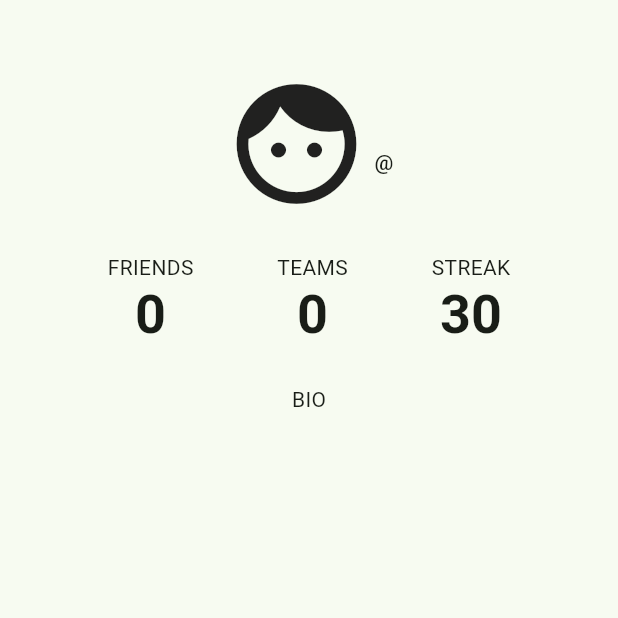
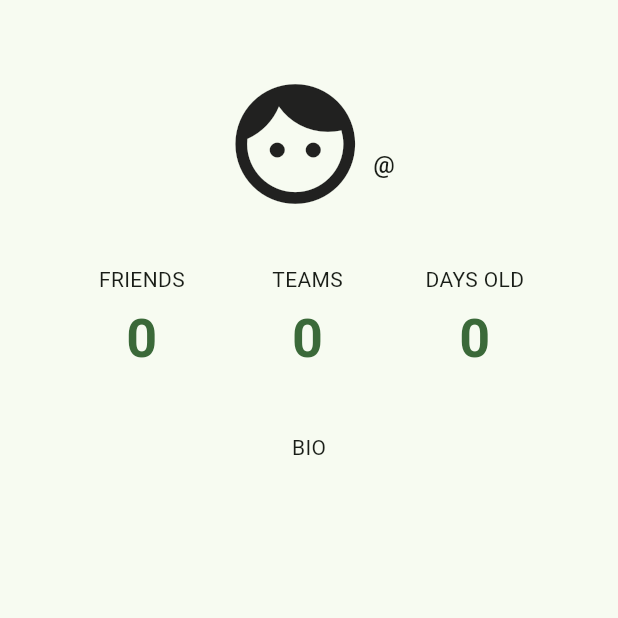
Before and after one commit to zachsg/habitus, a Flutter app: the ProfileView screen opened by its route, on a phone screen of 412 x 824 dp, the top half of it. Run offline on Flutter 3.47's test engine with Material 3 defaults, Android fonts, the phone set to English and light mode, and no system bars; our stand-ins replace flutter_riverpod, flutter_svg, freezed_annotation, go_router, riverpod_annotation, supabase_flutter; accounts and stored records are empty; generated files the repository leaves out were written again.

Commit message:
create profile for new user immediately on signup

```diff
--- a/lib/features/profile/profile_view.dart
+++ b/lib/features/profile/profile_view.dart
@@ -2,6 +2,7 @@ import 'package:flutter/material.dart';
 import 'package:flutter_riverpod/flutter_riverpod.dart';
 
 import '../../helpers/strings.dart';
+import '../../helpers/extensions.dart';
 import 'profile.dart';
 import 'widgets/xwidgets.dart';
 
@@ -48,37 +49,44 @@ class _ProfileViewState extends ConsumerState<ProfileView> {
                         profile.name,
                         style: Theme.of(context)
                             .textTheme
-                          .titleMedium
+                            .titleLarge
                             ?.copyWith(fontWeight: FontWeight.bold),
                       ),
                       Text(
                         '@${profile.handle}',
-                      style: Theme.of(context).textTheme.titleSmall,
+                        style: Theme.of(context).textTheme.titleMedium,
                       ),
                     ],
                   ),
                 ],
               ),
-            const SizedBox(height: 24),
+              const SizedBox(height: 32),
               Row(
                 mainAxisAlignment: MainAxisAlignment.spaceEvenly,
                 children: [
                   ProfileStatWidget(
                     title: friendsLabelString,
                     value: profile.friends.length.toString(),
+                    onPressed: () =>
+                        context.showSnackBar(message: friendsLabelString),
                   ),
                   ProfileStatWidget(
                     title: teamsLabelString,
                     value: profile.teams.length.toString(),
+                    onPressed: () =>
+                        context.showSnackBar(message: teamsLabelString),
                   ),
                   ProfileStatWidget(
                     title: streakLabelString,
                     // TODO: Change this to show the current streak for the user
-                  value: profile.updatedAt.minute.toString(),
+                    value:
+                        ref.read(profileProvider.notifier).daysOld().toString(),
+                    onPressed: () =>
+                        context.showSnackBar(message: streakLabelString),
                   ),
                 ],
               ),
-            const SizedBox(height: 24),
+              const SizedBox(height: 32),
               Padding(
                 padding: const EdgeInsets.symmetric(horizontal: 8.0),
                 child: Column(
@@ -87,7 +95,7 @@ class _ProfileViewState extends ConsumerState<ProfileView> {
                       bioLabelString.toUpperCase(),
                       style: Theme.of(context).textTheme.bodyMedium,
                     ),
-                  const SizedBox(height: 8),
+                    const SizedBox(height: 16),
                     Wrap(
                       children: [
                         Text(
@@ -101,7 +109,8 @@ class _ProfileViewState extends ConsumerState<ProfileView> {
               ),
             ],
           ),
-      )),
+        ),
+      ),
     );
   }
 }
--- a/lib/features/profile/widgets/profile_stat_widget.dart
+++ b/lib/features/profile/widgets/profile_stat_widget.dart
@@ -6,10 +6,12 @@ class ProfileStatWidget extends ConsumerWidget {
     super.key,
     required this.title,
     required this.value,
+    required this.onPressed,
   });
 
   final String title;
   final String value;
+  final VoidCallback onPressed;
 
   @override
   Widget build(BuildContext context, WidgetRef ref) {
@@ -20,12 +22,15 @@ class ProfileStatWidget extends ConsumerWidget {
           title.toUpperCase(),
           style: Theme.of(context).textTheme.bodyMedium,
         ),
-        Text(
-          value,
-          style: Theme.of(context)
-              .textTheme
-              .displaySmall
-              ?.copyWith(fontWeight: FontWeight.bold),
+        TextButton(
+          onPressed: onPressed,
+          child: Text(
+            value,
+            style: Theme.of(context).textTheme.displaySmall?.copyWith(
+                  fontWeight: FontWeight.bold,
+                  color: Theme.of(context).colorScheme.primary,
+                ),
+          ),
         ),
       ],
     );
--- a/lib/features/settings/settings.dart
+++ b/lib/features/settings/settings.dart
@@ -21,9 +21,7 @@ class Settings extends _$Settings {
     try {
       final profile = await Database.profile();
       state = state.copyWith(profile: profile);
-    } on Exception catch (e) {
-      throw UserNotFoundException(e.toString());
-    }
+    } on Exception catch (_) {}
   }
 
   void signOut(BuildContext context) {
--- a/lib/helpers/strings.dart
+++ b/lib/helpers/strings.dart
@@ -21,7 +21,7 @@ const teamsTitleString = 'Teams';
 const profileTitleString = 'Profile';
 const friendsLabelString = 'Friends';
 const teamsLabelString = 'Teams';
-const streakLabelString = 'Streak';
+const streakLabelString = 'Days Old';
 const bioLabelString = 'Bio';
 
 // Settings
--- a/lib/services/database.dart
+++ b/lib/services/database.dart
@@ -13,7 +13,7 @@ class Database {
   static const profiles = 'profiles';
 
   /// Create or update user profile: Return true if no errors, false if errors.
-  static Future<bool> updateProfile(HUProfileModel profile) async {
+  static Future<bool> createProfile(HUProfileModel profile) async {
     final profileJson = profile.toJson();
     try {
       await supabase.from(profiles).upsert(profileJson);
--- a/pubspec.yaml
+++ b/pubspec.yaml
@@ -19,6 +19,7 @@ dependencies:
   riverpod_annotation: ^2.1.4
   freezed: ^2.4.2
   json_annotation: ^4.8.1
+  cached_network_image: ^3.2.3
 
 dev_dependencies:
   flutter_test:
```
Also changed, not shown: lib/features/auth/auth.dart (+17 -0 lines), lib/features/profile/profile.dart (+14 -21 lines), lib/helpers/extensions.dart (+134 -0 lines), pubspec.lock, 1 other file. Lines whose indentation alone changed are shown as unchanged.
